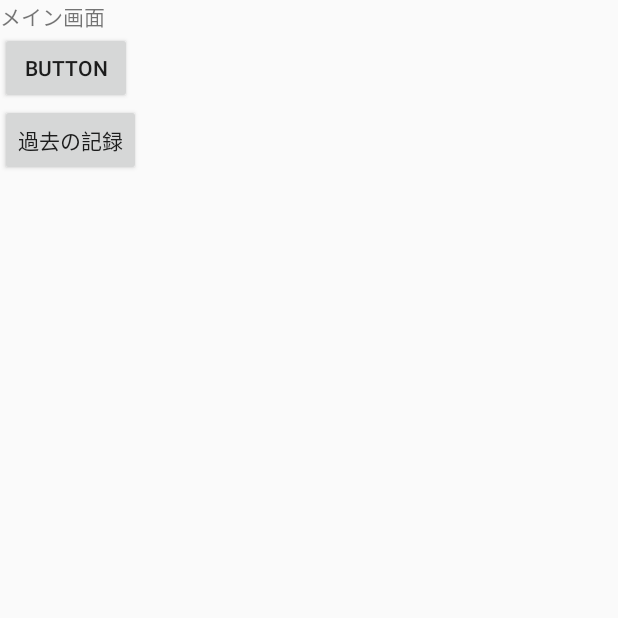
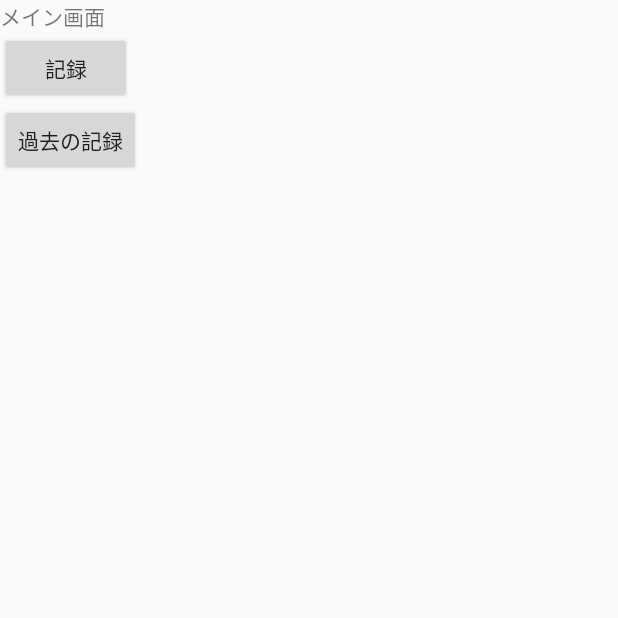
Before and after one commit to uezonokou/FuelMemory, an Android app: the screen it shows after launch (MainActivity), on a phone screen of 412 x 824 dp, the top half of it. Run offline under Robolectric (Android 15) with nearby library versions, the phone set to English and light mode, and no system bars.

Commit message:
ボタンテキストの修正

```diff
--- a/app/src/main/res/layout/acivity_memory.xml
+++ b/app/src/main/res/layout/acivity_memory.xml
@@ -20,7 +20,7 @@
             android:id="@+id/sendMemory"
             android:layout_width="wrap_content"
             android:layout_height="wrap_content"
-            android:text="Button"
+            android:text="保存"
             tools:layout_editor_absoluteX="133dp"
             tools:layout_editor_absoluteY="585dp" />
     </LinearLayout>
--- a/app/src/main/res/layout/activity_history.xml
+++ b/app/src/main/res/layout/activity_history.xml
@@ -16,7 +16,7 @@
 
         <Button
             android:id="@+id/backButton"
-            android:layout_width="match_parent"
+            android:layout_width="wrap_content"
             android:layout_height="wrap_content"
             android:text="戻る" />
     </LinearLayout>
--- a/app/src/main/res/layout/activity_main.xml
+++ b/app/src/main/res/layout/activity_main.xml
@@ -21,7 +21,7 @@
             android:id="@+id/MemoryButton"
             android:layout_width="wrap_content"
             android:layout_height="wrap_content"
-            android:text="Button"
+            android:text="記録"
             tools:layout_editor_absoluteX="91dp"
             tools:layout_editor_absoluteY="421dp" />
 
```
